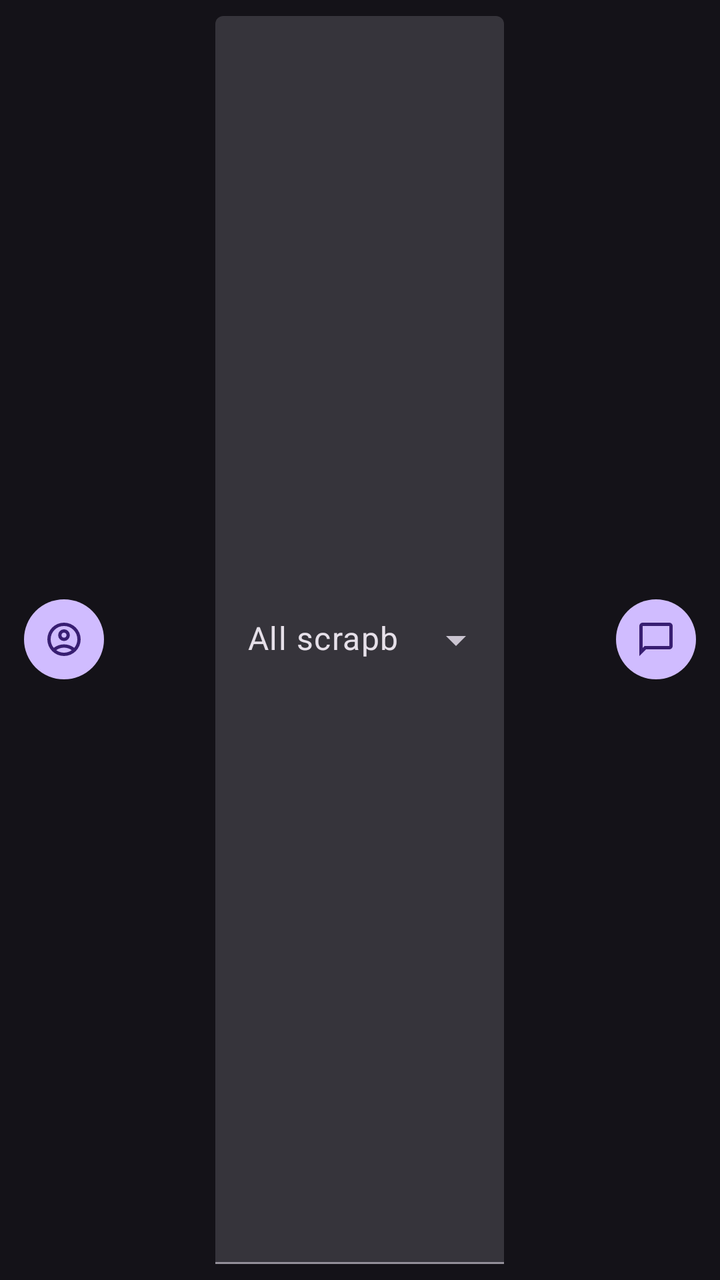
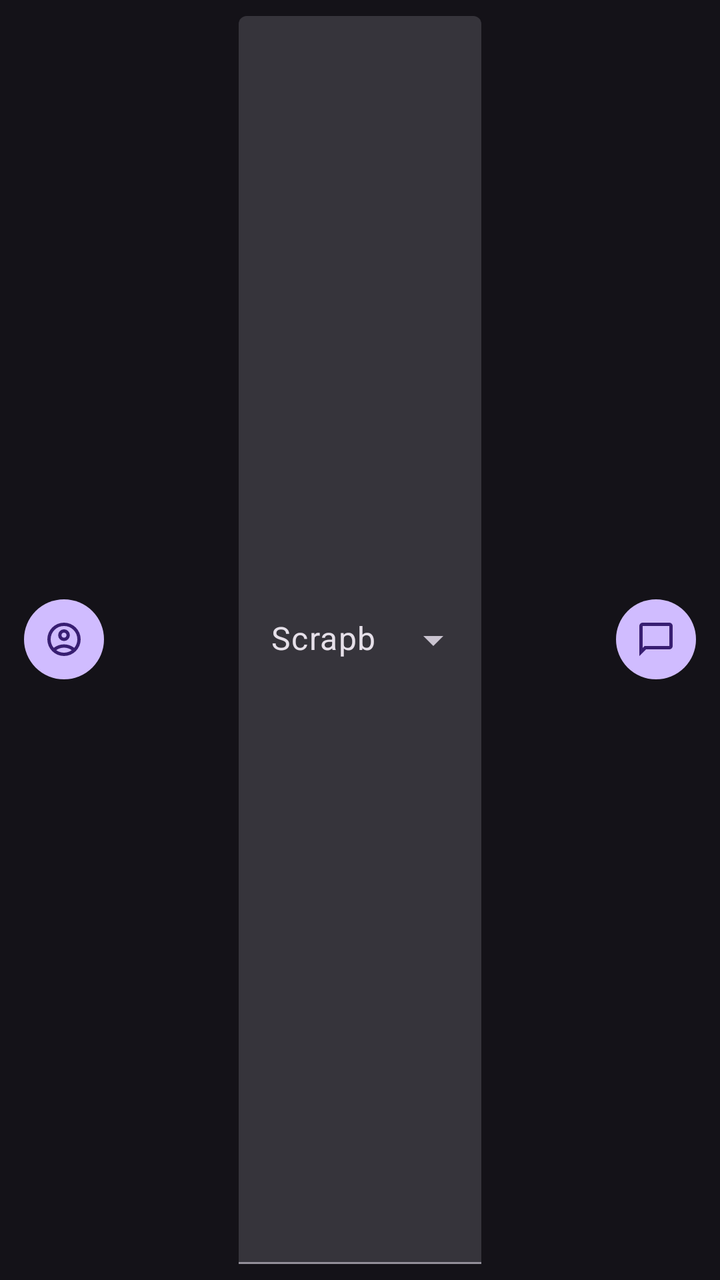

The first picture is an Android layout as it rendered before a commit; the second is the same layout after the commit. The layout source and the unified diff follow.
<!-- AndroidManifest.xml: application theme Theme.ScrapbookWidget -->
<!-- res/layout/fragment_top_bar.xml -->
<?xml version="1.0" encoding="utf-8"?>
<LinearLayout xmlns:android="http://schemas.android.com/apk/res/android"
    xmlns:app="http://schemas.android.com/apk/res-auto"
    xmlns:tools="http://schemas.android.com/tools"
    android:layout_width="match_parent"
    android:layout_height="wrap_content"
    android:orientation="horizontal"
    android:padding="8dp"
    tools:context=".ui.TopBarFragment">

    <Button
        style="?attr/materialIconButtonFilledStyle"
        android:layout_width="wrap_content"
        android:layout_height="wrap_content"
        android:contentDescription="Profile setting"
        app:icon="@drawable/account_circle_24"/>
    <View
        android:layout_width="0dp"
        android:layout_height="match_parent"
        android:layout_weight="1"/>
    <com.google.android.material.textfield.TextInputLayout
        style="@style/Widget.Material3.TextInputLayout.FilledBox.ExposedDropdownMenu"
        android:layout_width="wrap_content"
        android:layout_height="match_parent"
        app:hintEnabled="false">
        <AutoCompleteTextView
            android:layout_width="wrap_content"
            android:layout_height="match_parent"
            android:inputType="none"
            android:paddingTop="8dp"
            android:text="All scrapbooks"/>
    </com.google.android.material.textfield.TextInputLayout>

    <View
        android:layout_width="0dp"
        android:layout_height="match_parent"
        android:layout_weight="1"/>
    <Button
        style="?attr/materialIconButtonFilledStyle"
        android:layout_width="wrap_content"
        android:layout_height="wrap_content"
        android:contentDescription="Chat messages"
        app:icon="@drawable/chat_bubble_24"/>
</LinearLayout>
<!-- resources referenced by this layout -->
<resources>
  <!-- drawable account_circle_24 (drawable) -->
  <vector xmlns:android="http://schemas.android.com/apk/res/android"
      android:width="24dp"
      android:height="24dp"
      android:viewportWidth="960"
      android:viewportHeight="960"
      android:tint="?attr/colorControlNormal">
    <path
        android:fillColor="@android:color/white"
        android:pathData="M234,684Q285,645 348,622.5Q411,600 480,600Q549,600 612,622.5Q675,645 726,684Q761,643 780.5,591Q800,539 800,480Q800,347 706.5,253.5Q613,160 480,160Q347,160 253.5,253.5Q160,347 160,480Q160,539 179.5,591Q199,643 234,684ZM380.5,479.5Q340,439 340,380Q340,321 380.5,280.5Q421,240 480,240Q539,240 579.5,280.5Q620,321 620,380Q620,439 579.5,479.5Q539,520 480,520Q421,520 380.5,479.5ZM480,880Q397,880 324,848.5Q251,817 197,763Q143,709 111.5,636Q80,563 80,480Q80,397 111.5,324Q143,251 197,197Q251,143 324,111.5Q397,80 480,80Q563,80 636,111.5Q709,143 763,197Q817,251 848.5,324Q880,397 880,480Q880,563 848.5,636Q817,709 763,763Q709,817 636,848.5Q563,880 480,880ZM580,784.5Q627,769 666,740Q627,711 580,695.5Q533,680 480,680Q427,680 380,695.5Q333,711 294,740Q333,769 380,784.5Q427,800 480,800Q533,800 580,784.5ZM523,423Q540,406 540,380Q540,354 523,337Q506,320 480,320Q454,320 437,337Q420,354 420,380Q420,406 437,423Q454,440 480,440Q506,440 523,423ZM480,380Q480,380 480,380Q480,380 480,380Q480,380 480,380Q480,380 480,380Q480,380 480,380Q480,380 480,380Q480,380 480,380Q480,380 480,380ZM480,740Q480,740 480,740Q480,740 480,740Q480,740 480,740Q480,740 480,740Q480,740 480,740Q480,740 480,740Q480,740 480,740Q480,740 480,740Z"/>
  </vector>
  <!-- drawable chat_bubble_24 (drawable) -->
  <vector xmlns:android="http://schemas.android.com/apk/res/android"
      android:width="24dp"
      android:height="24dp"
      android:viewportWidth="960"
      android:viewportHeight="960"
      android:tint="?attr/colorControlNormal">
    <path
        android:fillColor="@android:color/white"
        android:pathData="M80,880L80,160Q80,127 103.5,103.5Q127,80 160,80L800,80Q833,80 856.5,103.5Q880,127 880,160L880,640Q880,673 856.5,696.5Q833,720 800,720L240,720L80,880ZM206,640L800,640Q800,640 800,640Q800,640 800,640L800,160Q800,160 800,160Q800,160 800,160L160,160Q160,160 160,160Q160,160 160,160L160,685L206,640ZM160,640L160,640L160,160Q160,160 160,160Q160,160 160,160L160,160Q160,160 160,160Q160,160 160,160L160,640Q160,640 160,640Q160,640 160,640Z"/>
  </vector>
  <style name="Theme.ScrapbookWidget" parent="Base.Theme.ScrapbookWidget" />
  <style name="Base.Theme.ScrapbookWidget" parent="Theme.Material3.Dark.NoActionBar">
          
          
      </style>
</resources>

<!-- the commit's change to res/layout/fragment_top_bar.xml (unified diff, before → after) -->
@@ -1,44 +1,47 @@
 <?xml version="1.0" encoding="utf-8"?>
-<LinearLayout xmlns:android="http://schemas.android.com/apk/res/android"
+<layout xmlns:android="http://schemas.android.com/apk/res/android"
     xmlns:app="http://schemas.android.com/apk/res-auto"
     xmlns:tools="http://schemas.android.com/tools"
-    android:layout_width="match_parent"
-    android:layout_height="wrap_content"
-    android:orientation="horizontal"
-    android:padding="8dp"
     tools:context=".ui.TopBarFragment">
+    <LinearLayout
+        android:layout_width="match_parent"
+        android:layout_height="wrap_content"
+        android:orientation="horizontal"
+        android:padding="8dp">
 
-    <Button
-        style="?attr/materialIconButtonFilledStyle"
-        android:layout_width="wrap_content"
-        android:layout_height="wrap_content"
-        android:contentDescription="Profile setting"
-        app:icon="@drawable/account_circle_24"/>
-    <View
-        android:layout_width="0dp"
-        android:layout_height="match_parent"
-        android:layout_weight="1"/>
-    <com.google.android.material.textfield.TextInputLayout
-        style="@style/Widget.Material3.TextInputLayout.FilledBox.ExposedDropdownMenu"
-        android:layout_width="wrap_content"
-        android:layout_height="match_parent"
-        app:hintEnabled="false">
-        <AutoCompleteTextView
+        <Button
+            style="?attr/materialIconButtonFilledStyle"
+            android:layout_width="wrap_content"
+            android:layout_height="wrap_content"
+            android:contentDescription="Profile setting"
+            app:icon="@drawable/account_circle_24"/>
+        <View
+            android:layout_width="0dp"
+            android:layout_height="match_parent"
+            android:layout_weight="1"/>
+        <com.google.android.material.textfield.TextInputLayout
+            style="@style/Widget.Material3.TextInputLayout.FilledBox.ExposedDropdownMenu"
             android:layout_width="wrap_content"
             android:layout_height="match_parent"
-            android:inputType="none"
-            android:paddingTop="8dp"
-            android:text="All scrapbooks"/>
-    </com.google.android.material.textfield.TextInputLayout>
+            app:hintEnabled="false">
+            <com.google.android.material.textfield.MaterialAutoCompleteTextView
+                android:id="@+id/group_list"
+                android:layout_width="wrap_content"
+                android:layout_height="match_parent"
+                android:inputType="none"
+                android:paddingTop="8dp"
+                android:text="Scrapbooks"/>
+        </com.google.android.material.textfield.TextInputLayout>
 
-    <View
-        android:layout_width="0dp"
-        android:layout_height="match_parent"
-        android:layout_weight="1"/>
-    <Button
-        style="?attr/materialIconButtonFilledStyle"
-        android:layout_width="wrap_content"
-        android:layout_height="wrap_content"
-        android:contentDescription="Chat messages"
-        app:icon="@drawable/chat_bubble_24"/>
-</LinearLayout>
+        <View
+            android:layout_width="0dp"
+            android:layout_height="match_parent"
+            android:layout_weight="1"/>
+        <Button
+            style="?attr/materialIconButtonFilledStyle"
+            android:layout_width="wrap_content"
+            android:layout_height="wrap_content"
+            android:contentDescription="Chat messages"
+            app:icon="@drawable/chat_bubble_24"/>
+    </LinearLayout>
+</layout>
